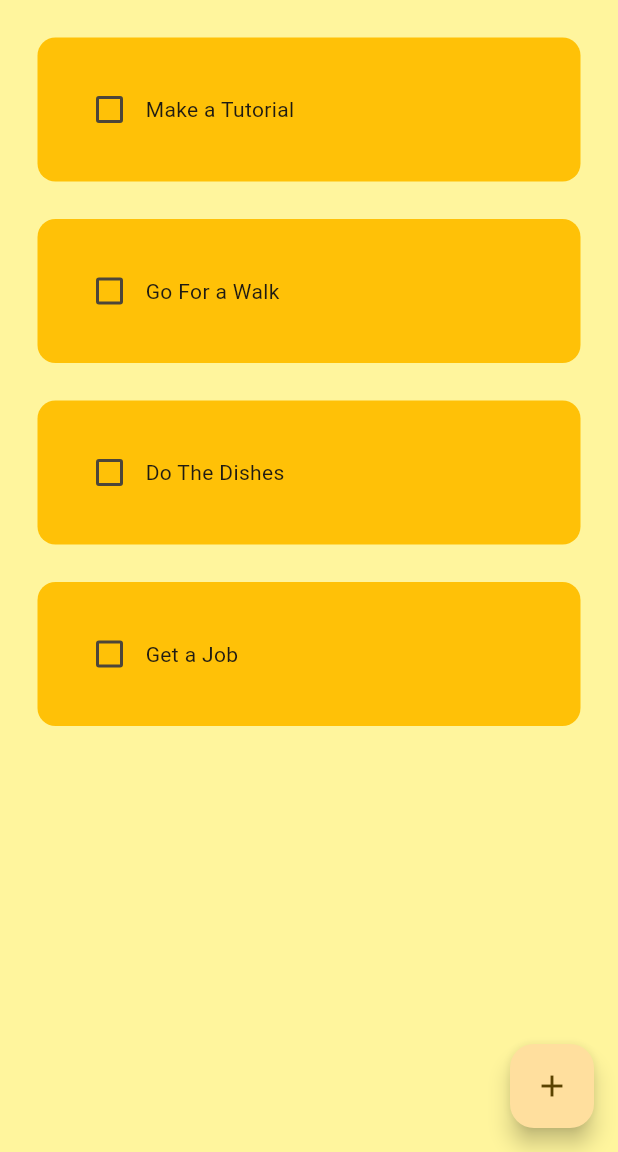
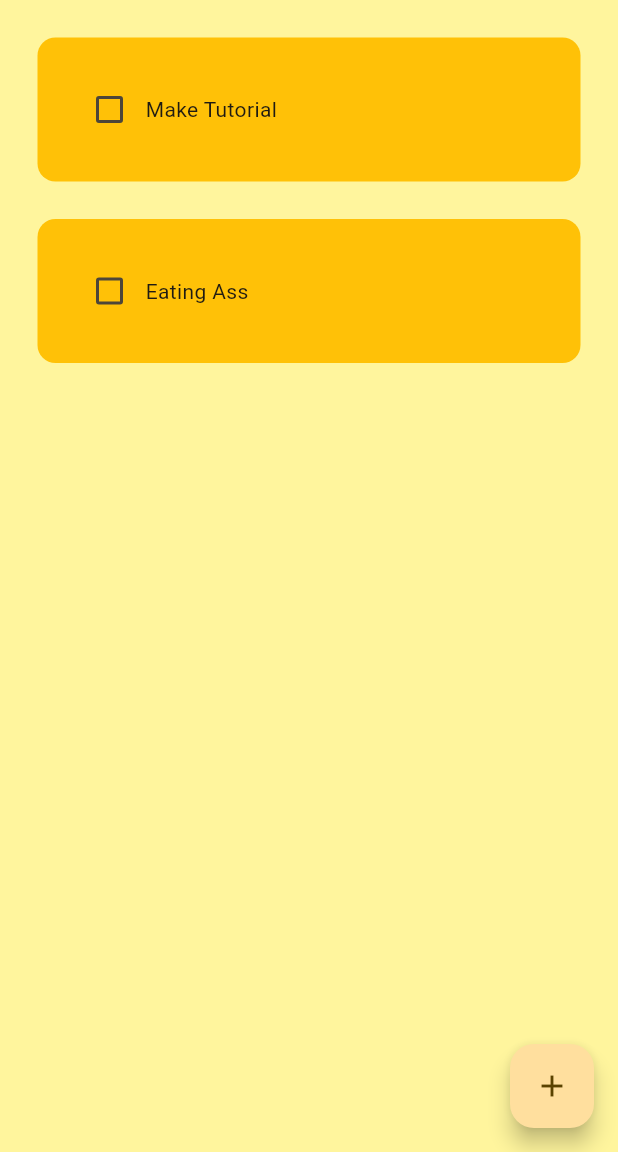
Before and after one commit to HTJoker/Todo_App, a Flutter app: the screen it shows after launch, on a phone screen of 412 x 824 dp, the part 84-1236 px from its top. Run offline on Flutter 3.47's test engine with Material 3 defaults, Android fonts, the phone set to English and light mode, and no system bars; drawn by our look-alikes of flutter_slidable; our stand-ins replace hive, hive_flutter; accounts and stored records are empty.

Commit message:
finished all the mvps for this project

```diff
--- /dev/null
+++ b/lib/data/database.dart
@@ -0,0 +1,22 @@
+import 'package:hive_flutter/hive_flutter.dart';
+
+class TodoDataBase {
+  List todoList = [];
+
+  final Box<dynamic> _myBox = Hive.box('myBox');
+
+  void createInitialData() {
+    todoList = [
+      ["Make Tutorial", false],
+      ["Eating Ass", false]
+    ];
+  }
+
+  void loadData() {
+    todoList = _myBox.get("TODOLIST");
+  }
+
+  void updateData() {
+    _myBox.put("TODOLIST", todoList);
+  }
+}
--- a/lib/main.dart
+++ b/lib/main.dart
@@ -4,6 +4,8 @@
 
 void main() async {
   await Hive.initFlutter();
+
+  var box = await Hive.openBox('myBox');
 
   runApp(const MyApp());
 }
--- a/lib/pages/home_page.dart
+++ b/lib/pages/home_page.dart
@@ -1,4 +1,7 @@
 import 'package:flutter/material.dart';
+import 'package:hive_flutter/hive_flutter.dart';
+import 'package:hive/hive.dart';
+import 'package:todo_app_official/data/database.dart';
 import '../utils/dialog_box.dart';
 import '../utils/todo_tile.dart';
 
@@ -10,27 +13,36 @@
 }
 
 class _MyHomePageState extends State<MyHomePage> {
+  final Box<dynamic> _myBox = Hive.box('myBox');
+  TodoDataBase db = TodoDataBase();
+
+  @override
+  void initState() {
+    if (_myBox.get("TODOLIST") == null) {
+      db.createInitialData();
+    } else {
+      db.loadData();
+    }
+    super.initState();
+  }
+
   final _controller = TextEditingController();
-
-  List todoList = [
-    ["Make a Tutorial", false],
-    ["Go For a Walk", false],
-    ["Do The Dishes", false],
-    ["Get a Job", false],
-  ];
 
   void checkBoxChanged(bool? value, index) {
     setState(() {
-      todoList[index][1] = !todoList[index][1];
+      db.todoList[index][1] = !db.todoList[index][1];
       _controller.clear();
     });
+    db.updateData();
   }
 
   void saveTask() {
     setState(() {
-      todoList.add([_controller.text, false]);
+      db.todoList.add([_controller.text, false]);
+      _controller.clear();
     });
     Navigator.of(context).pop();
+    db.updateData();
   }
 
   void createNewTask() {
@@ -48,8 +60,9 @@
 
   void deleteTask(int index) {
     setState(() {
-      todoList.removeAt(index);
+      db.todoList.removeAt(index);
     });
+    db.updateData();
   }
 
   @override
@@ -68,11 +81,11 @@
         child: const Icon(Icons.add),
       ),
       body: ListView.builder(
-        itemCount: todoList.length,
+        itemCount: db.todoList.length,
         itemBuilder: (context, index) {
           return TodoTile(
-            taskName: todoList[index][0],
-            isCompleted: todoList[index][1],
+            taskName: db.todoList[index][0],
+            isCompleted: db.todoList[index][1],
             onChanged: (value) => checkBoxChanged(value, index),
             deleteFunction: (context) => deleteTask(index),
           );
```
Also changed, not shown: 3 other files.
